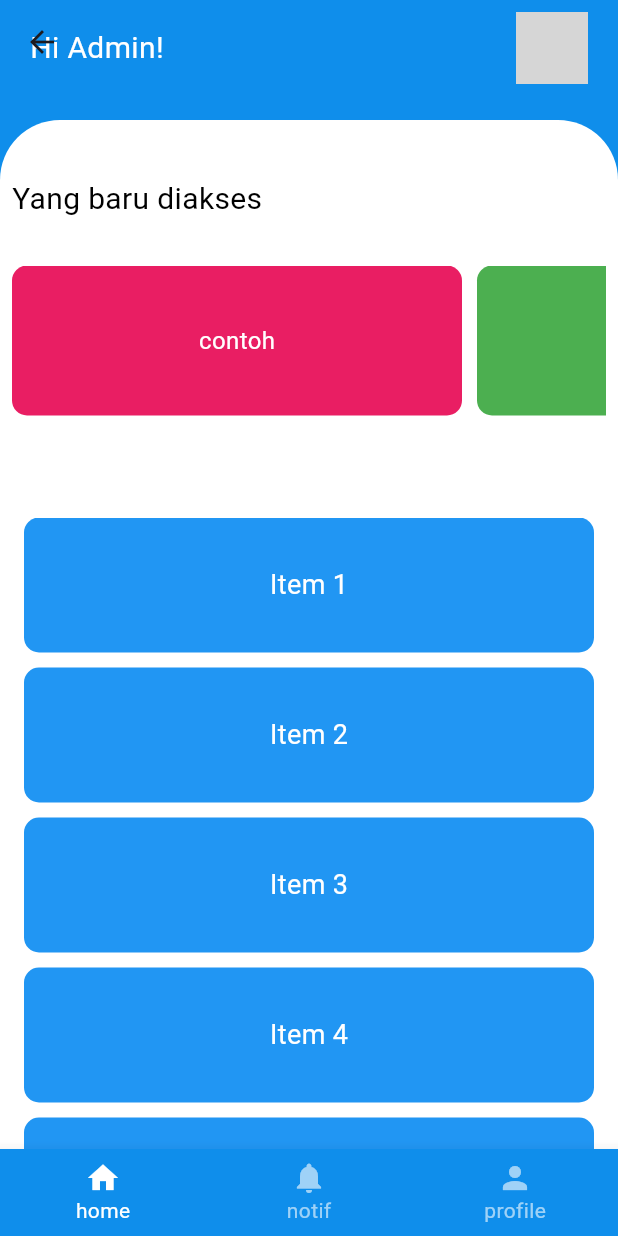
After one commit to Jingga29/Proyek3_Kelompok3_D3TI2C, a Flutter app: the Dashboard screen opened directly, on a phone screen of 412 x 824 dp. The commit adds this screen. Run offline on Flutter 3.47's test engine with Material 3 defaults, Android fonts, the phone set to English and light mode, and no system bars; grey boxes are pictures that could not be loaded.

Commit message:
Membuat tampilan dashboard

```diff
--- /dev/null
+++ b/lib/dashboard.dart
@@ -0,0 +1,172 @@
+import 'package:flutter/material.dart';
+
+class Dashboard extends StatefulWidget {
+  const Dashboard({super.key});
+
+  @override
+  State<Dashboard> createState() => _DashboardState();
+}
+
+class _DashboardState extends State<Dashboard> {
+  final int itemCount = 10;
+
+  @override
+  Widget build(BuildContext context) {
+    return Scaffold(
+      backgroundColor: const Color(0xff0F8EEB),
+      appBar: AppBar(
+        flexibleSpace: Container(
+          padding: const EdgeInsets.symmetric(horizontal: 20),
+          child: Column(
+            mainAxisAlignment: MainAxisAlignment.end,
+            children: [
+              Row(
+                mainAxisAlignment: MainAxisAlignment.spaceBetween,
+                children: [
+                  const Text(
+                    "Hi Admin!",
+                    style: TextStyle(color: Colors.white, fontSize: 20),
+                  ),
+                  ClipRRect(
+                    borderRadius: BorderRadius.circular(50),
+                    child: const Image(
+                      image: AssetImage('assets/images/hee.jpeg'),
+                      width: 48,
+                      height: 48,
+                    ),
+                  ),
+                ],
+              ),
+            ],
+          ),
+        ),
+        backgroundColor: Colors.transparent,
+      ),
+      body: SingleChildScrollView(
+        child: Container(
+          margin: const EdgeInsets.only(top: 24),
+          decoration: const BoxDecoration(
+            color: Colors.white,
+            borderRadius: BorderRadius.only(
+              topLeft: Radius.circular(40),
+              topRight: Radius.circular(40),
+            ),
+          ),
+          child: Padding(
+            padding: const EdgeInsets.all(8.0),
+            child: Column(
+              children: [
+                const SizedBox(height: 30),
+                const Row(
+                  children: [
+                    Text(
+                      "Yang baru diakses",
+                      style: TextStyle(color: Colors.black, fontSize: 20),
+                    ),
+                  ],
+                ),
+                const SizedBox(height: 30),
+                SingleChildScrollView(
+                  scrollDirection: Axis.horizontal,
+                  child: Row(
+                    children: [
+                      buildCard("contoh", Colors.pink),
+                      buildCard("contoh 2", Colors.green),
+                      buildCard("contoh 3", Colors.blue),
+                      buildCard("contoh 4", Colors.red),
+                      buildCard("contoh 5", Colors.yellow),
+                    ],
+                  ),
+                ),
+                const SizedBox(height: 30),
+                const Row(
+                  children: [
+
+                  ],
+                ),
+                const SizedBox(height: 30),
+                itemCount > 0
+                    ? Padding(
+                        padding: const EdgeInsets.all(8.0),
+                        child: SizedBox(
+                          height: 500,
+                          child: ListView.builder(
+                            physics: NeverScrollableScrollPhysics(),
+                            itemCount: itemCount,
+                            itemBuilder: (BuildContext context, int index) {
+                              return Container(
+                                width: 300,
+                                height: 90,
+                                padding: EdgeInsets.all(20),
+                                margin: EdgeInsets.only(bottom: 10),
+                                decoration: BoxDecoration(
+                                  borderRadius: BorderRadius.circular(10),
+                                  color: Colors.blue,
+                                ),
+                                child: Center(
+                                  child: Text(
+                                    'Item ${index + 1}',
+                                    style: TextStyle(
+                                        color: Colors.white, fontSize: 18),
+                                  ),
+                                ),
+                              );
+                            },
+                          ),
+                        ),
+                      )
+                    : const Center(
+                        child: Text('No items'),
+                      ),
+              ],
+            ),
+          ),
+        ),
+      ),
+      bottomNavigationBar: BottomNavigationBar(
+  type: BottomNavigationBarType.fixed,
+  backgroundColor: Color(0xFF0F8EEB),
+  selectedItemColor: Colors.white,
+  unselectedItemColor: Colors.white.withOpacity(.60),
+  selectedFontSize: 14,
+  unselectedFontSize: 14,
+  onTap: (value) {
+    // Respond to item press.
+  },
+  items: [
+    BottomNavigationBarItem(
+      label: 'home',
+      icon: Icon(Icons.home),
+    ),
+    BottomNavigationBarItem(
+      label: 'notif',
+      icon: Icon(Icons.notifications),
+    ),
+    BottomNavigationBarItem(
+      label: 'profile',
+      icon: Icon(Icons.person),
+    ),
+  ],
+),
+    );
+  }
+
+  Widget buildCard(String text, Color color) {
+    return Container(
+      width: 300,
+      height: 100,
+      padding: const EdgeInsets.all(20),
+      margin: const EdgeInsets.only(right: 10),
+      decoration: BoxDecoration(
+        borderRadius: BorderRadius.circular(10),
+        color: color,
+      ),
+      child: Center(
+        child: Text(
+          text,
+          style: const TextStyle(color: Colors.white, fontSize: 16),
+        ),
+      ),
+    );
+  }
+}
--- a/lib/main.dart
+++ b/lib/main.dart
@@ -1,6 +1,7 @@
 import 'package:flutter/material.dart';
 //import 'login.dart'; // Import login page
 import 'signup.dart'; // Import sign up page
+import 'dashboard.dart';
 
 void main() {
   runApp(MyApp());
```
